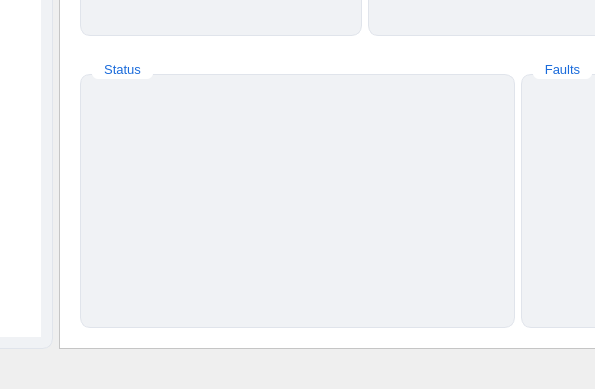
This is src/test_tool/src/iris_tool/mainwindow.ui in Madhanprince/iris_test_tool as Qt 5 draws it before an edit; both pictures show x 265 to 860 and y 349 to 738 of the 1259 by 738 pixel window. The edited form follows.
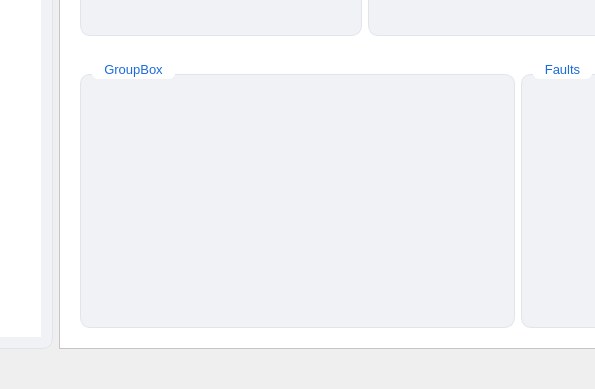
This is the edited form.

```diff
--- a/src/test_tool/src/iris_tool/mainwindow.ui
+++ b/src/test_tool/src/iris_tool/mainwindow.ui
@@ -1567,25 +1567,29 @@
     border-radius: 6px;
 }
 
+QPushButton {
+    background-color: #ffffff;
+    border: 1px solid #d1d5db;
+    border-radius: 7px;
+    padding: 5px 16px;
+    font-size: 12px;
+    min-height: 28px;
+}
+
+QPushButton:hover {
+    background-color: #f3f6ff;
+    border-color: #1a6bdb;
+    color: #1a6bdb;
+}
+
 QWidget {
     background-color: #f0f2f5;
     font-family: &quot;Segoe UI&quot;;
     font-size: 13px;
-}
-
-QLabel {
-    font-size: 12px;
-    color: #374151;
-    font-weight: 400;
-}
-QLabel {
-    font-size: 12px;
-    color: #111827;
-    font-weight: 400;
 }</string>
                 </property>
                 <property name="title">
-                 <string>Status</string>
+                 <string>GroupBox</string>
                 </property>
                </widget>
               </item>
```
Left out of the diff: 4 changed lines with no effect on the pictures.
